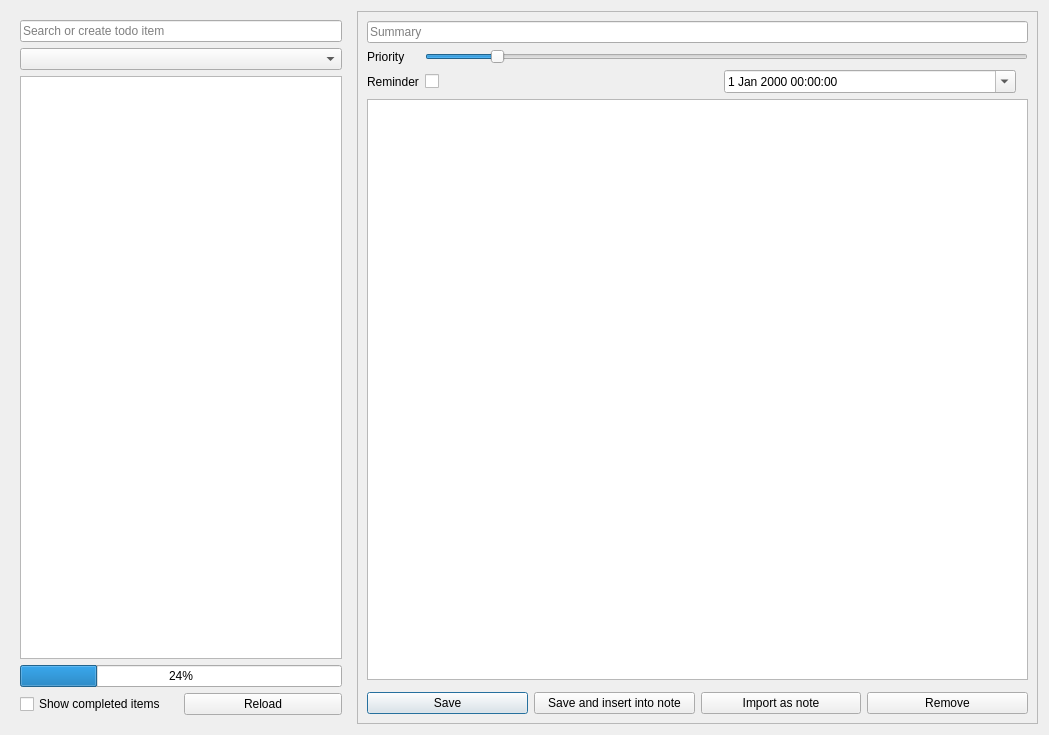
The window that src/dialogs/tododialog.ui (pbek/QOwnNotes) describes before a commit, drawn with Qt 5.
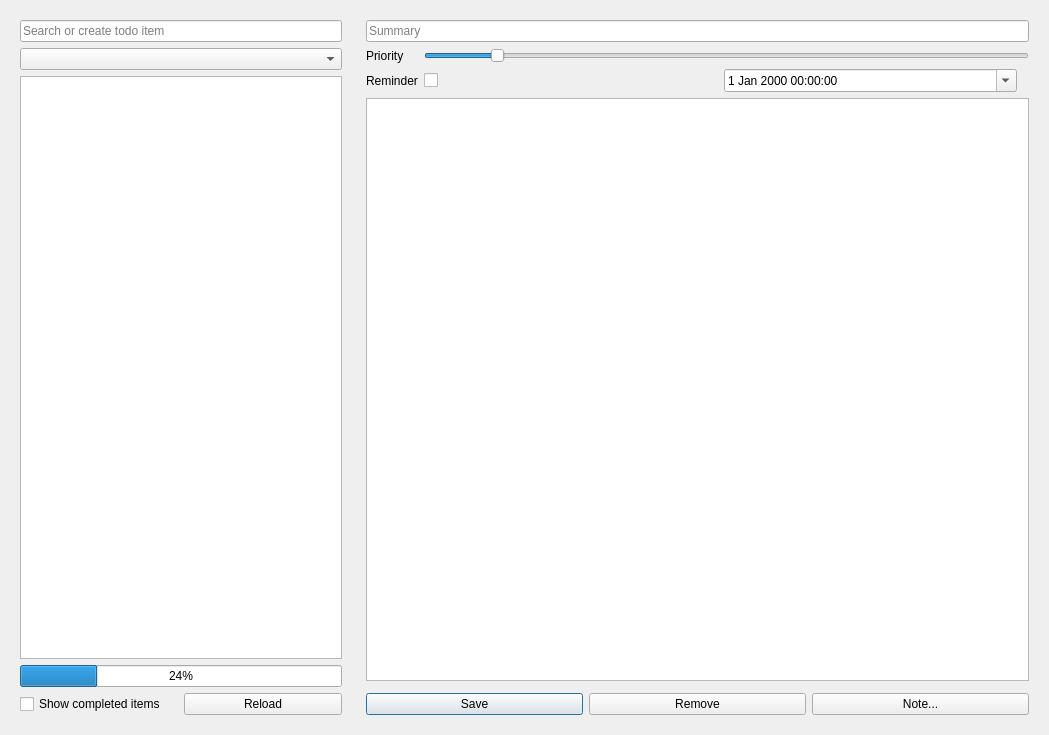
The same window after the commit. Icons and pictures are not drawn. Custom widgets are drawn as their Qt base class.

Commit message: todo dialog button menu implementation

What changed in the file:
```diff
--- a/src/dialogs/tododialog.ui
+++ b/src/dialogs/tododialog.ui
@@ -35,13 +35,40 @@
         </size>
        </property>
        <property name="frameShape">
-        <enum>QFrame::StyledPanel</enum>
+        <enum>QFrame::NoFrame</enum>
        </property>
        <property name="frameShadow">
         <enum>QFrame::Raised</enum>
        </property>
        <layout class="QGridLayout" name="gridLayout_3">
-        <item row="1" column="0">
+        <item row="6" column="0" colspan="2">
+         <widget class="QOwnNotesMarkdownTextEdit" name="descriptionEdit">
+          <property name="readOnly">
+           <bool>false</bool>
+          </property>
+          <property name="html">
+           <string notr="true">&lt;!DOCTYPE HTML PUBLIC &quot;-//W3C//DTD HTML 4.0//EN&quot; &quot;http://www.w3.org/TR/REC-html40/strict.dtd&quot;&gt;
+&lt;html&gt;&lt;head&gt;&lt;meta name=&quot;qrichtext&quot; content=&quot;1&quot; /&gt;&lt;style type=&quot;text/css&quot;&gt;
+p, li { white-space: pre-wrap; }
+&lt;/style&gt;&lt;/head&gt;&lt;body style=&quot; font-family:'Noto Sans'; font-size:11pt; font-weight:400; font-style:normal;&quot;&gt;
+&lt;p style=&quot;-qt-paragraph-type:empty; margin-top:0px; margin-bottom:0px; margin-left:0px; margin-right:0px; -qt-block-indent:0; text-indent:0px; font-family:'Sans Serif'; font-size:9pt;&quot;&gt;&lt;br /&gt;&lt;/p&gt;&lt;/body&gt;&lt;/html&gt;</string>
+          </property>
+          <property name="acceptRichText">
+           <bool>false</bool>
+          </property>
+         </widget>
+        </item>
+        <item row="8" column="0" colspan="2">
+         <widget class="QFrame" name="descriptionEditSearchFrame">
+          <property name="frameShape">
+           <enum>QFrame::NoFrame</enum>
+          </property>
+          <property name="lineWidth">
+           <number>0</number>
+          </property>
+         </widget>
+        </item>
+        <item row="1" column="0" colspan="2">
          <layout class="QFormLayout" name="formLayout">
           <item row="0" column="0">
            <widget class="QLabel" name="priorityLabel">
@@ -119,24 +146,7 @@
           </item>
          </layout>
         </item>
-        <item row="6" column="0">
-         <widget class="QOwnNotesMarkdownTextEdit" name="descriptionEdit">
-          <property name="readOnly">
-           <bool>false</bool>
-          </property>
-          <property name="html">
-           <string notr="true">&lt;!DOCTYPE HTML PUBLIC &quot;-//W3C//DTD HTML 4.0//EN&quot; &quot;http://www.w3.org/TR/REC-html40/strict.dtd&quot;&gt;
-&lt;html&gt;&lt;head&gt;&lt;meta name=&quot;qrichtext&quot; content=&quot;1&quot; /&gt;&lt;style type=&quot;text/css&quot;&gt;
-p, li { white-space: pre-wrap; }
-&lt;/style&gt;&lt;/head&gt;&lt;body style=&quot; font-family:'Noto Sans'; font-size:11pt; font-weight:400; font-style:normal;&quot;&gt;
-&lt;p style=&quot;-qt-paragraph-type:empty; margin-top:0px; margin-bottom:0px; margin-left:0px; margin-right:0px; -qt-block-indent:0; text-indent:0px; font-family:'Sans Serif'; font-size:9pt;&quot;&gt;&lt;br /&gt;&lt;/p&gt;&lt;/body&gt;&lt;/html&gt;</string>
-          </property>
-          <property name="acceptRichText">
-           <bool>false</bool>
-          </property>
-         </widget>
-        </item>
-        <item row="0" column="0">
+        <item row="0" column="0" colspan="2">
          <widget class="QLineEdit" name="summaryEdit">
           <property name="readOnly">
            <bool>false</bool>
@@ -149,21 +159,15 @@
           </property>
          </widget>
         </item>
-        <item row="8" column="0">
+        <item row="10" column="0" colspan="2">
          <widget class="QFrame" name="horizontalFrame">
-          <property name="sizePolicy">
-           <sizepolicy hsizetype="Preferred" vsizetype="Preferred">
-            <horstretch>0</horstretch>
-            <verstretch>0</verstretch>
-           </sizepolicy>
+          <property name="frameShape">
+           <enum>QFrame::NoFrame</enum>
           </property>
-          <property name="minimumSize">
-           <size>
-            <width>0</width>
-            <height>0</height>
-           </size>
+          <property name="frameShadow">
+           <enum>QFrame::Raised</enum>
           </property>
-          <layout class="QHBoxLayout" name="horizontalLayout">
+          <layout class="QHBoxLayout" name="horizontalLayout_4">
            <property name="leftMargin">
             <number>0</number>
            </property>
@@ -193,40 +197,6 @@
              </property>
             </widget>
            </item>
-           <item>
-            <widget class="QPushButton" name="saveAndInsertButton">
-             <property name="toolTip">
-              <string>Save the current todo item and insert a link to it into the current note</string>
-             </property>
-             <property name="text">
-              <string>Save and insert into note</string>
-             </property>
-             <property name="icon">
-              <iconset theme="document-save" resource="../breeze-qownnotes.qrc">
-               <normaloff>:/icons/breeze-qownnotes/16x16/document-save.svg</normaloff>:/icons/breeze-qownnotes/16x16/document-save.svg</iconset>
-             </property>
-             <property name="shortcut">
-              <string notr="true">Ctrl+I</string>
-             </property>
-            </widget>
-           </item>
-           <item>
-            <widget class="QPushButton" name="importAsNoteButton">
-             <property name="toolTip">
-              <string>Import the current todo item as new note</string>
-             </property>
-             <property name="text">
-              <string>Import as note</string>
-             </property>
-             <property name="icon">
-              <iconset theme="document-import" resource="../breeze-qownnotes.qrc">
-               <normaloff>:/icons/breeze-qownnotes/16x16/document-import.svg</normaloff>:/icons/breeze-qownnotes/16x16/document-import.svg</iconset>
-             </property>
-             <property name="shortcut">
-              <string notr="true">Ctrl+I</string>
-             </property>
-            </widget>
-           </item>
            <item>
             <widget class="QPushButton" name="removeButton">
              <property name="toolTip">
@@ -244,19 +214,20 @@
              </property>
             </widget>
            </item>
+           <item>
+            <widget class="QPushButton" name="noteButton">
+             <property name="text">
+              <string>Note...</string>
+             </property>
+             <property name="icon">
+              <iconset resource="../breeze-qownnotes.qrc">
+               <normaloff>:/icons/breeze-qownnotes/16x16/document-new.svg</normaloff>:/icons/breeze-qownnotes/16x16/document-new.svg</iconset>
+             </property>
+            </widget>
+           </item>
           </layout>
          </widget>
         </item>
-        <item row="7" column="0">
-         <widget class="QFrame" name="descriptionEditSearchFrame">
-          <property name="frameShape">
-           <enum>QFrame::NoFrame</enum>
-          </property>
-          <property name="lineWidth">
-           <number>0</number>
-          </property>
-         </widget>
-        </item>
        </layout>
       </widget>
      </item>
```
Left out of the diff: 2 changed lines with no effect on the pictures. The commit also changes 2 other files.
